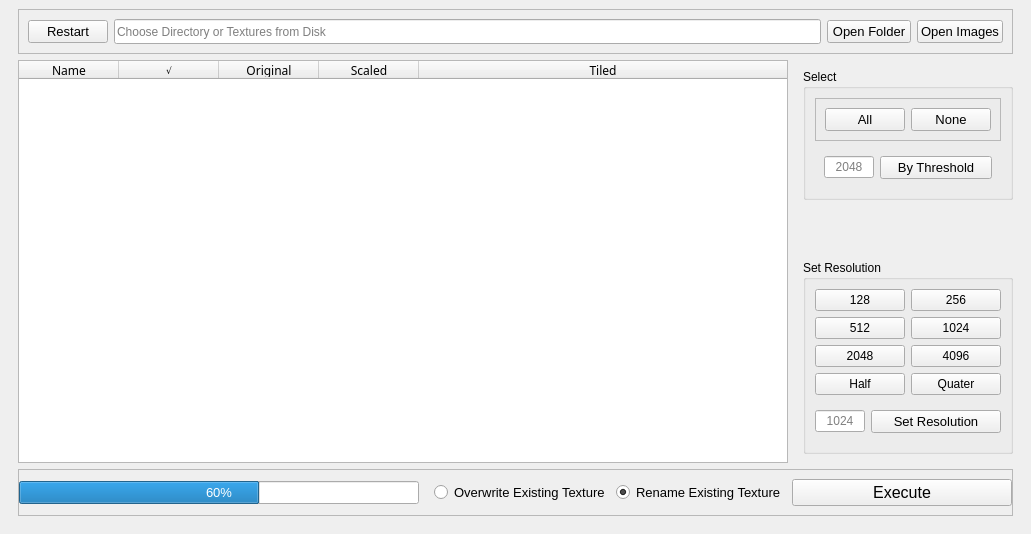
Above: texScaler.ui from neilforest7/TextureScaler before the change. Below: the same form after it.
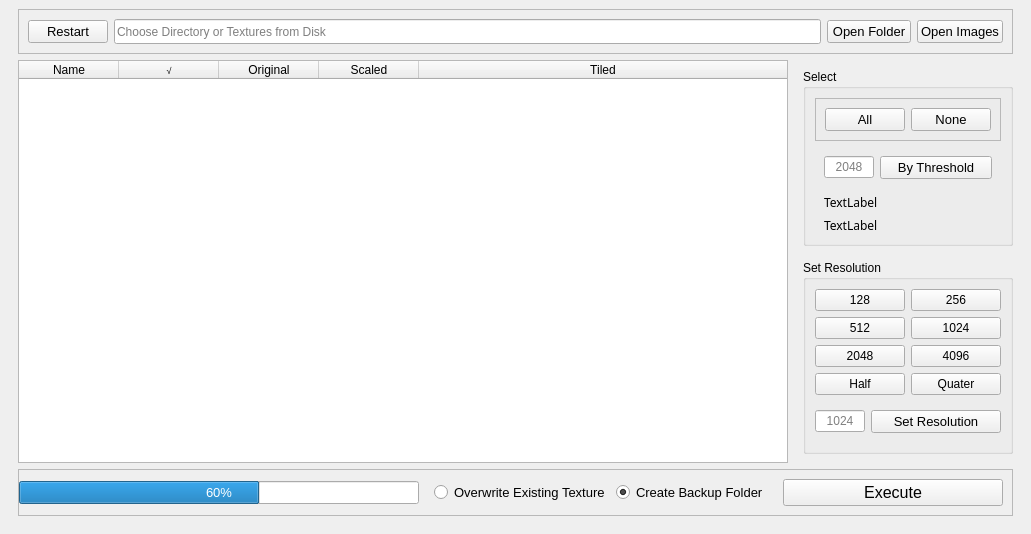
That is the form after the change. Icons and pictures are not drawn.

Commit message: Correct resolution calculation method; add selected count labels

```diff
--- a/texScaler.ui
+++ b/texScaler.ui
@@ -226,6 +226,12 @@
           </item>
           <item>
            <widget class="QFrame" name="frame_4">
+            <property name="sizePolicy">
+             <sizepolicy hsizetype="Expanding" vsizetype="Preferred">
+              <horstretch>0</horstretch>
+              <verstretch>0</verstretch>
+             </sizepolicy>
+            </property>
             <property name="font">
              <font>
               <pointsize>9</pointsize>
@@ -251,7 +257,7 @@
              <item>
               <widget class="QTableWidget" name="tableWidget">
                <property name="sizePolicy">
-                <sizepolicy hsizetype="Expanding" vsizetype="Expanding">
+                <sizepolicy hsizetype="Preferred" vsizetype="Expanding">
                  <horstretch>0</horstretch>
                  <verstretch>0</verstretch>
                 </sizepolicy>
@@ -264,13 +270,12 @@
                </property>
                <property name="maximumSize">
                 <size>
-                 <width>1000</width>
+                 <width>50000</width>
                  <height>16777215</height>
                 </size>
                </property>
                <property name="font">
                 <font>
-                 <family>Franklin Gothic Medium Cond</family>
                  <pointsize>9</pointsize>
                  <stylestrategy>PreferAntialias</stylestrategy>
                 </font>
@@ -522,6 +527,45 @@
                      </layout>
                     </widget>
                    </item>
+                   <item>
+                    <widget class="QFrame" name="frame_11">
+                     <property name="font">
+                      <font>
+                       <family>Franklin Gothic Demi Cond</family>
+                       <pointsize>9</pointsize>
+                       <stylestrategy>PreferAntialias</stylestrategy>
+                      </font>
+                     </property>
+                     <property name="frameShape">
+                      <enum>QFrame::NoFrame</enum>
+                     </property>
+                     <property name="frameShadow">
+                      <enum>QFrame::Plain</enum>
+                     </property>
+                     <layout class="QVBoxLayout" name="verticalLayout_7">
+                      <property name="topMargin">
+                       <number>0</number>
+                      </property>
+                      <property name="bottomMargin">
+                       <number>0</number>
+                      </property>
+                      <item>
+                       <widget class="QLabel" name="selected_label">
+                        <property name="text">
+                         <string>TextLabel</string>
+                        </property>
+                       </widget>
+                      </item>
+                      <item>
+                       <widget class="QLabel" name="res_set_label">
+                        <property name="text">
+                         <string>TextLabel</string>
+                        </property>
+                       </widget>
+                      </item>
+                     </layout>
+                    </widget>
+                   </item>
                   </layout>
                  </widget>
                 </item>
@@ -799,7 +843,7 @@
                 <enum>Qt::Horizontal</enum>
                </property>
                <property name="sizeType">
-                <enum>QSizePolicy::Expanding</enum>
+                <enum>QSizePolicy::Minimum</enum>
                </property>
                <property name="sizeHint" stdset="0">
                 <size>
@@ -840,7 +884,7 @@
                    </font>
                   </property>
                   <property name="text">
-                   <string>Rename Existing Texture</string>
+                   <string>Create Backup Folder</string>
                   </property>
                   <property name="checked">
                    <bool>true</bool>
@@ -852,6 +896,9 @@
                   <property name="orientation">
                    <enum>Qt::Horizontal</enum>
                   </property>
+                  <property name="sizeType">
+                   <enum>QSizePolicy::Preferred</enum>
+                  </property>
                   <property name="sizeHint" stdset="0">
                    <size>
                     <width>40</width>
```
Left out of the diff: 3 changed lines with no effect on the pictures. The commit also changes 2 other files.
